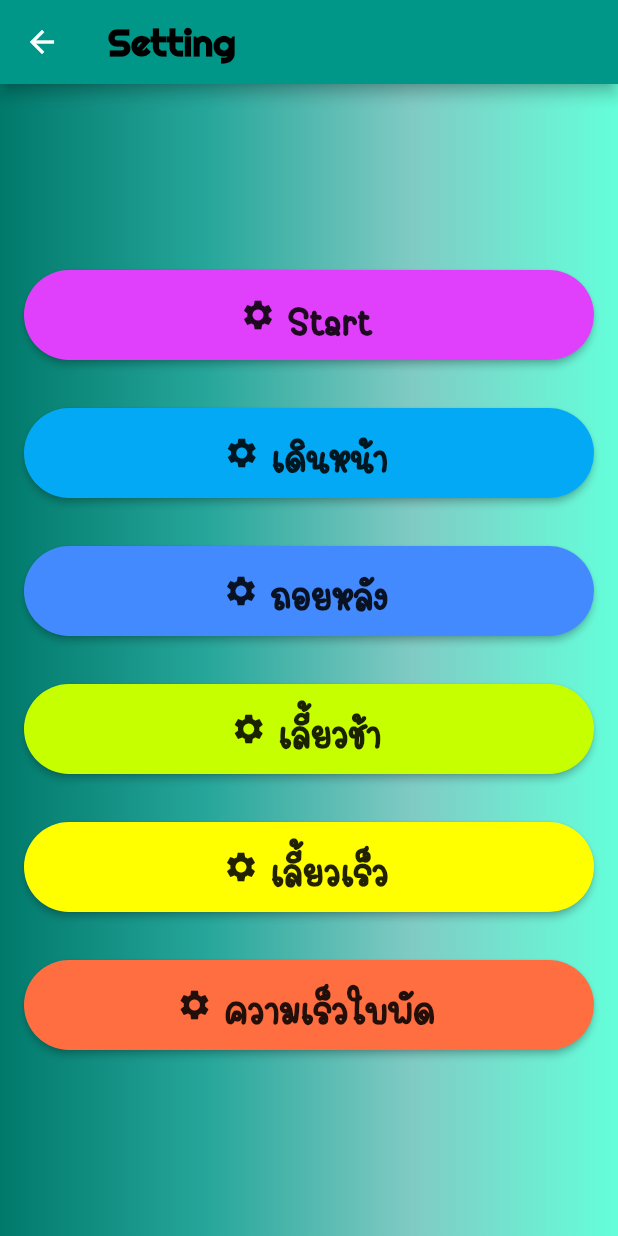
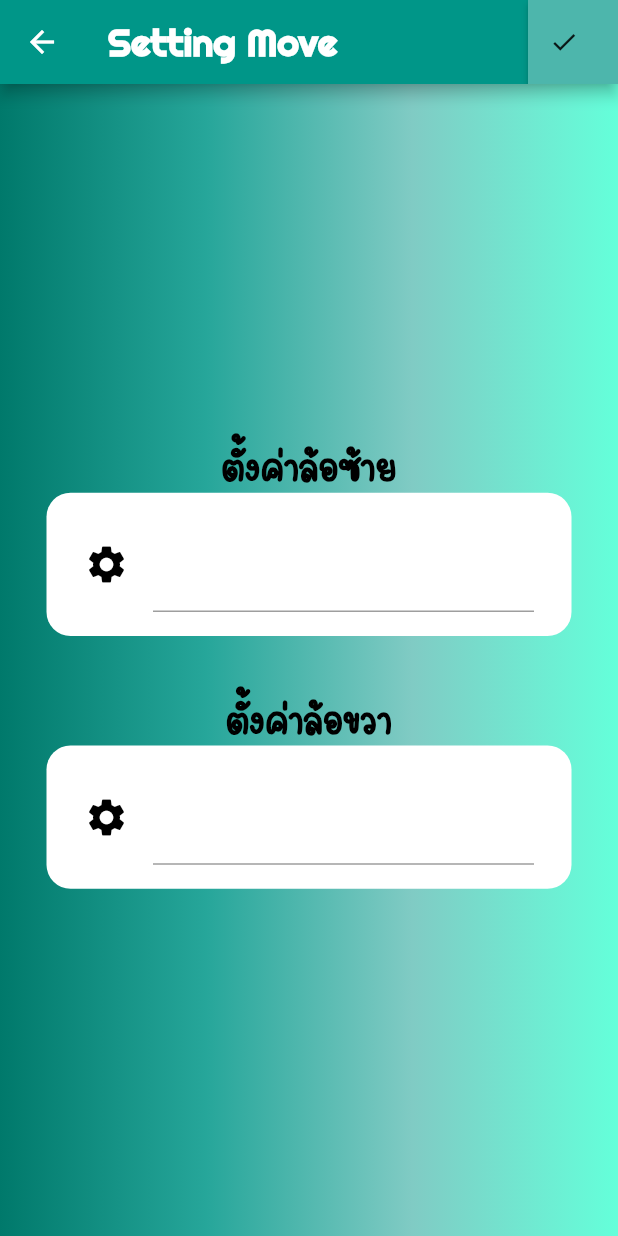
Before and after one commit to Mareeya8541/project_lawnmower, a Flutter app: the SettingPage screen opened directly, after a tap on "เดินหน้า", on a phone screen of 412 x 824 dp. Run offline on Flutter 3.47's test engine with Material 2 defaults, Android fonts, the phone set to English and light mode, and no system bars; our stand-ins replace convert, firebase_database; accounts and stored records are empty.

Commit message:
update2_26/7/63

```diff
--- /dev/null
+++ b/lib/screen/forereach.dart
@@ -0,0 +1,201 @@
+import 'package:flutter/material.dart';
+import 'package:flutter/services.dart';
+import 'package:lawnmower/screen/home.dart';
+
+class MoveForwardPage extends StatefulWidget {
+  @override
+  _MoveForwardPageState createState() => _MoveForwardPageState();
+}
+
+class _MoveForwardPageState extends State<MoveForwardPage> {
+
+  Widget textLeft() {
+    return Text(
+      'ตั้งค่าล้อซ้าย',
+      style: TextStyle(
+          fontSize: 35.0,
+          fontWeight: FontWeight.bold,
+          fontFamily: 'Muffin-Regular',
+          color: Colors.black),
+    );
+  }
+
+  Widget leftWhell(){
+    return Container(
+      width: 300.0,
+      child: TextFormField(
+        inputFormatters: [WhitelistingTextInputFormatter(RegExp("[0-9]"))],
+        maxLines: null,
+        keyboardType: TextInputType.number,
+        //controller: textEditEmail,
+        decoration: InputDecoration(
+          icon: Icon(Icons.settings,
+          size: 30.0,
+          color: Colors.black,
+          ),
+          labelText: '',
+          hintText: ''
+        ),
+        style: TextStyle(
+          fontSize:18.0,
+           //color:Colors.deepOrange,
+           fontWeight:FontWeight.bold,
+           fontFamily: 'Righteous-Regular'
+      ),
+      ),
+    );
+  }
+
+  Widget blockforward(){
+    return Container(
+      decoration: BoxDecoration(
+                      borderRadius: BorderRadius.circular(16),
+                      gradient: LinearGradient(
+                          colors: [Colors.white,Colors.white])),
+        child: Container(
+          width: 350.0,
+          padding: EdgeInsets.all(16.0),
+            child: Column(
+            mainAxisSize: MainAxisSize.min,
+            children: <Widget>[
+                leftWhell()
+              ],
+          ),
+          ),
+
+    );
+  }
+  Widget blockcenter(){
+    return Container(child: Container(
+          width: 400.0,
+          padding: EdgeInsets.all(16.0),
+            child: Column(
+            mainAxisSize: MainAxisSize.min,
+            children: <Widget>[
+              textLeft(),blockforward()
+              ],
+          ),
+          ),);
+  }
+
+  Widget textRight() {
+    return Text(
+      'ตั้งค่าล้อขวา',
+      style: TextStyle(
+          fontSize: 35.0,
+          fontWeight: FontWeight.bold,
+          fontFamily: 'Muffin-Regular',
+          color: Colors.black),
+    );
+  }
+
+  Widget rightWhell(){
+    return Container(
+      width: 300.0,
+      child: TextFormField(
+        inputFormatters: [WhitelistingTextInputFormatter(RegExp("[0-9]"))],
+        maxLines: null,
+        keyboardType: TextInputType.number,
+        //controller: textEditEmail,
+        decoration: InputDecoration(
+          icon: Icon(Icons.settings,
+          size: 30.0,
+          color: Colors.black,
+          ),
+          labelText: '',
+          hintText: ''
+        ),
+        style: TextStyle(
+          fontSize:18.0,
+           //color:Colors.deepOrange,
+           fontWeight:FontWeight.bold,
+           fontFamily: 'Righteous-Regular'
+      ),
+      ),
+    );
+  }
+
+  Widget blockforward2(){
+    return Container(
+      decoration: BoxDecoration(
+                      borderRadius: BorderRadius.circular(16),
+                      gradient: LinearGradient(
+                          colors: [Colors.white,Colors.white])),
+        child: Container(
+          width: 350.0,
+          padding: EdgeInsets.all(16.0),
+            child: Column(
+            mainAxisSize: MainAxisSize.min,
+            children: <Widget>[
+                rightWhell()
+              ],
+          ),
+          ),
+
+    );
+  }
+
+  Widget blockcenter2(){
+    return Container(child: Container(
+          width: 400.0,
+          padding: EdgeInsets.all(16.0),
+            child: Column(
+            mainAxisSize: MainAxisSize.min,
+            children: <Widget>[
+              textRight(),blockforward2()
+              ],
+          ),
+          ),);
+  }
+
+  Widget buttonchek(){
+    return Container(
+      //padding: new EdgeInsets.all(16.0),
+      child: SizedBox(
+        height: 60,
+        width: 60,
+        child:  RaisedButton.icon(
+          color: Colors.teal[300],
+          shape: RoundedRectangleBorder(
+            //borderRadius: BorderRadius.circular(80.0)
+          ),
+          onPressed: (){
+            var route = MaterialPageRoute(
+            builder: (BuildContext context) => Home()
+          );
+          Navigator.of(context).push(route);
+          },
+          icon: Icon(Icons.check,size: 20,),
+          label: Text(''),
+          ),
+      ),
+    );
+  }
+
+  @override
+  Widget build(BuildContext context) {
+    return Scaffold(
+      appBar: AppBar(
+        title : Text('Setting Move',
+         style: TextStyle(
+           fontSize: 25.0,
+           fontWeight:FontWeight.bold,
+           fontFamily: 'Righteous-Regular'
+      ),
+        ),
+        actions: <Widget>[buttonchek()],
+      ),
+      body:  Container(
+          decoration: BoxDecoration(
+                      gradient: LinearGradient(
+                          colors: [Colors.teal[700],Colors.teal[400],Colors.teal[200],Colors.tealAccent,])),
+          child: Center(
+            child : Wrap(
+              children: <Widget>[
+                blockcenter(),
+                blockcenter2()
+            ],)
+          ),
+      ),);
+  }
+}
--- a/lib/screen/loginpage.dart
+++ b/lib/screen/loginpage.dart
@@ -174,6 +174,7 @@ class _LoginPageState extends State<LoginPage> {
 
     );
   }
+
   Widget logologin(){
     return Container(child: Container(
           width: 350.0,
--- a/lib/screen/setting.dart
+++ b/lib/screen/setting.dart
@@ -1,4 +1,7 @@
 import 'package:flutter/material.dart';
+import 'package:lawnmower/screen/forereach.dart';
+import 'package:lawnmower/screen/reverse.dart';
+import 'package:lawnmower/screen/setStart.dart';
 
 class SettingPage extends StatefulWidget {
   @override
@@ -20,7 +23,7 @@ class _SettingPageState extends State<SettingPage> {
           ),
           onPressed: (){
             var route = MaterialPageRoute(
-            builder: (BuildContext context) => SettingPage()
+            builder: (BuildContext context) => SettingStartPage()
           );
           Navigator.of(context).push(route);
           },
@@ -50,7 +53,7 @@ class _SettingPageState extends State<SettingPage> {
           ),
           onPressed: (){
             var route = MaterialPageRoute(
-            builder: (BuildContext context) => SettingPage()
+            builder: (BuildContext context) => MoveForwardPage()
           );
           Navigator.of(context).push(route);
           },
@@ -80,7 +83,7 @@ class _SettingPageState extends State<SettingPage> {
           ),
           onPressed: (){
             var route = MaterialPageRoute(
-            builder: (BuildContext context) => SettingPage()
+            builder: (BuildContext context) => ReversePage()
           );
           Navigator.of(context).push(route);
           },
```
Also changed, not shown: lib/screen/reverse.dart (added, +200 -0 lines), lib/screen/setStart.dart (added, +192 -0 lines).
